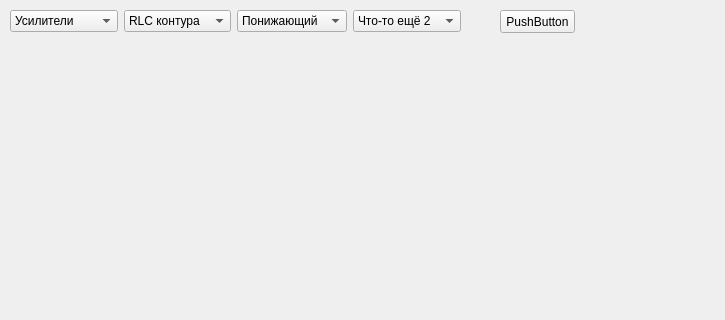
The window that app/mainwin.ui (Andreas164rus/calculation_of_electrical_circuits) describes before a commit, drawn with Qt 5; both pictures show x 0 to 725 and y 0 to 320 of the 1032 by 727 pixel window.
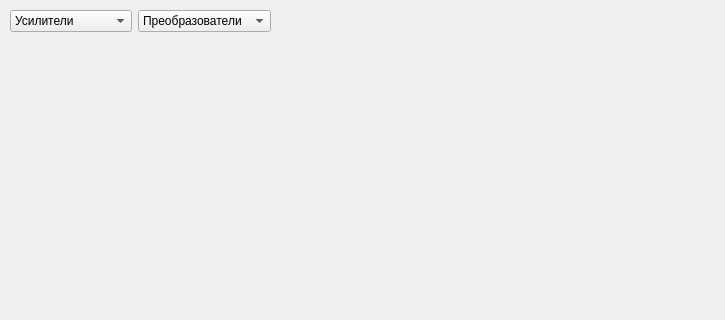
The same window after the commit.

What changed in the file:
```diff
--- a/app/mainwin.ui
+++ b/app/mainwin.ui
@@ -22,7 +22,7 @@
      <rect>
       <x>10</x>
       <y>10</y>
-      <width>451</width>
+      <width>261</width>
       <height>22</height>
      </rect>
     </property>
@@ -39,26 +39,7 @@
        </item>
        <item>
         <property name="text">
-         <string>А-класс</string>
-        </property>
-       </item>
-      </widget>
-     </item>
-     <item>
-      <widget class="QComboBox" name="RLC">
-       <item>
-        <property name="text">
-         <string>RLC контура</string>
-        </property>
-       </item>
-       <item>
-        <property name="text">
-         <string>RL</string>
-        </property>
-       </item>
-       <item>
-        <property name="text">
-         <string>RC</string>
+         <string>А_класс ОЭ 1</string>
         </property>
        </item>
       </widget>
@@ -67,7 +48,7 @@
       <widget class="QComboBox" name="converters">
        <item>
         <property name="text">
-         <string>Понижающий</string>
+         <string>Преобразователи</string>
         </property>
        </item>
        <item>
@@ -77,30 +58,8 @@
        </item>
       </widget>
      </item>
-     <item>
-      <widget class="QComboBox" name="comboBox_4">
-       <item>
-        <property name="text">
-         <string>Что-то ещё 2</string>
-        </property>
-       </item>
-      </widget>
-     </item>
     </layout>
    </widget>
-   <widget class="QPushButton" name="pushButton">
-    <property name="geometry">
-     <rect>
-      <x>500</x>
-      <y>10</y>
-      <width>75</width>
-      <height>23</height>
-     </rect>
-    </property>
-    <property name="text">
-     <string>PushButton</string>
-    </property>
-   </widget>
   </widget>
   <widget class="QMenuBar" name="menubar">
    <property name="geometry">
```
